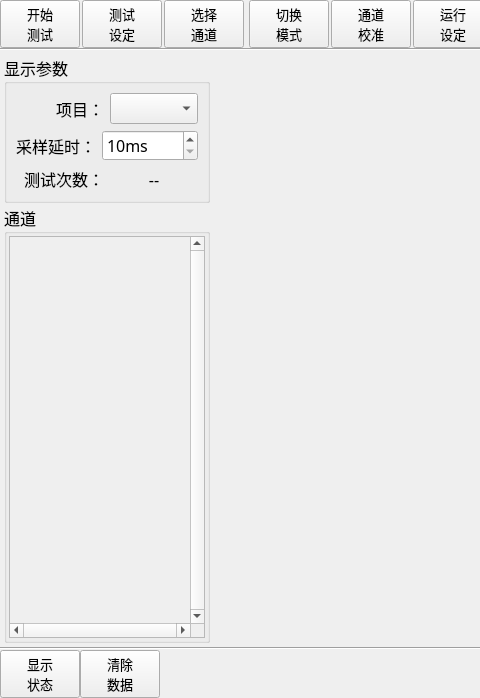
This is MulitChannalBox/clsMultiChannaeBox.ui in caicaiking/WKEFactoryView2014 as Qt 5 draws it before an edit; both pictures show x 0 to 480 and y 0 to 698 of the 821 by 698 pixel window. The edited form follows.
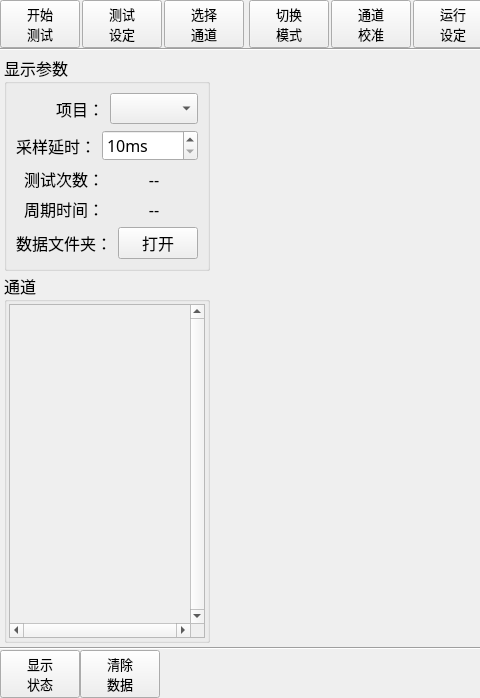
This is the edited form. Icons and pictures are not drawn. Custom widgets are drawn as their Qt base class.

What changed in the file:
```diff
--- a/MulitChannalBox/clsMultiChannaeBox.ui
+++ b/MulitChannalBox/clsMultiChannaeBox.ui
@@ -566,6 +566,12 @@
             <layout class="QVBoxLayout" name="verticalLayout_7">
              <item>
               <widget class="QGroupBox" name="groupBox">
+               <property name="minimumSize">
+                <size>
+                 <width>0</width>
+                 <height>0</height>
+                </size>
+               </property>
                <property name="font">
                 <font>
                  <family>楷体</family>
@@ -681,6 +687,85 @@
                   </item>
                  </layout>
                 </item>
+                <item>
+                 <layout class="QHBoxLayout" name="horizontalLayout_7">
+                  <item>
+                   <widget class="QLabel" name="label_4">
+                    <property name="font">
+                     <font>
+                      <family>楷体</family>
+                      <pointsize>12</pointsize>
+                     </font>
+                    </property>
+                    <property name="text">
+                     <string>周期时间：</string>
+                    </property>
+                    <property name="alignment">
+                     <set>Qt::AlignRight|Qt::AlignTrailing|Qt::AlignVCenter</set>
+                    </property>
+                   </widget>
+                  </item>
+                  <item>
+                   <widget class="QLabel" name="lblTime">
+                    <property name="font">
+                     <font>
+                      <family>楷体</family>
+                      <pointsize>12</pointsize>
+                     </font>
+                    </property>
+                    <property name="text">
+                     <string>--</string>
+                    </property>
+                    <property name="alignment">
+                     <set>Qt::AlignCenter</set>
+                    </property>
+                   </widget>
+                  </item>
+                 </layout>
+                </item>
+                <item>
+                 <layout class="QHBoxLayout" name="horizontalLayout_8">
+                  <item>
+                   <widget class="QLabel" name="label_5">
+                    <property name="font">
+                     <font>
+                      <family>楷体</family>
+                      <pointsize>12</pointsize>
+                     </font>
+                    </property>
+                    <property name="text">
+                     <string>数据文件夹：</string>
+                    </property>
+                    <property name="alignment">
+                     <set>Qt::AlignRight|Qt::AlignTrailing|Qt::AlignVCenter</set>
+                    </property>
+                   </widget>
+                  </item>
+                  <item>
+                   <widget class="QPushButton" name="btnOpenDataDir">
+                    <property name="minimumSize">
+                     <size>
+                      <width>0</width>
+                      <height>30</height>
+                     </size>
+                    </property>
+                    <property name="font">
+                     <font>
+                      <family>楷体</family>
+                      <pointsize>12</pointsize>
+                     </font>
+                    </property>
+                    <property name="text">
+                     <string>打开</string>
+                    </property>
+                    <property name="icon">
+                     <iconset resource="../recFile/myRes.qrc">
+                      <normaloff>:/Icons/saveData.png</normaloff>:/Icons/saveData.png</iconset>
+                    </property>
+                   </widget>
+                  </item>
+                 </layout>
+                </item>
                </layout>
               </widget>
              </item>
@@ -730,8 +815,8 @@
                     <rect>
                      <x>0</x>
                      <y>0</y>
-                     <width>167</width>
-                     <height>420</height>
+                     <width>174</width>
+                     <height>358</height>
                     </rect>
                    </property>
                    <layout class="QVBoxLayout" name="verticalLayout_10">
```
Left out of the diff: 6 changed lines with no effect on the pictures.
